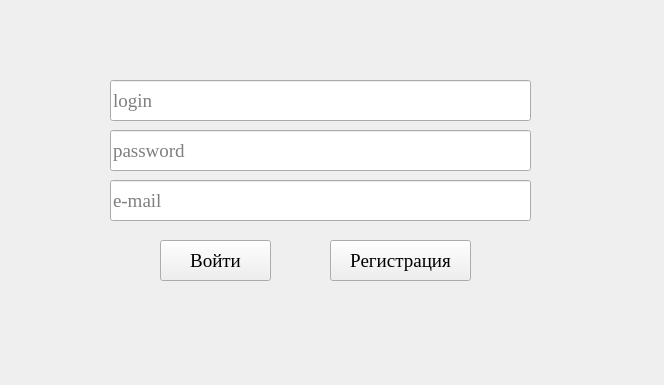
First picture: the form in client/authform.ui, repository goldeneagle101/ProgTechMethods, before the edit.
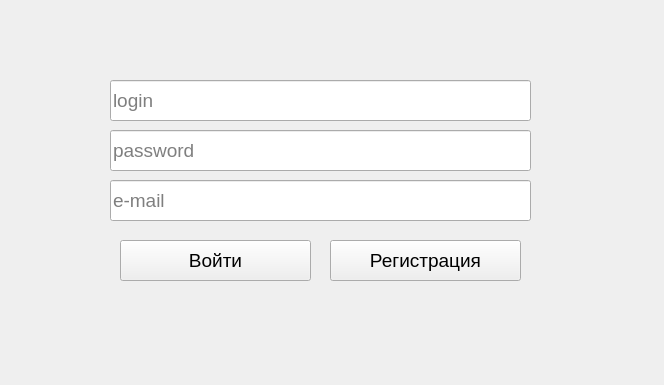
Second picture: the form after the edit.

What changed in the file:
```diff
--- a/client/authform.ui
+++ b/client/authform.ui
@@ -24,7 +24,6 @@
    </property>
    <property name="font">
     <font>
-     <family>Times New Roman</family>
      <pointsize>14</pointsize>
     </font>
    </property>
@@ -43,7 +42,6 @@
    </property>
    <property name="font">
     <font>
-     <family>Times New Roman</family>
      <pointsize>14</pointsize>
     </font>
    </property>
@@ -62,7 +60,6 @@
    </property>
    <property name="font">
     <font>
-     <family>Times New Roman</family>
      <pointsize>14</pointsize>
     </font>
    </property>
@@ -73,15 +70,14 @@
   <widget class="QPushButton" name="enter">
    <property name="geometry">
     <rect>
-     <x>160</x>
+     <x>120</x>
      <y>240</y>
-     <width>111</width>
+     <width>191</width>
      <height>41</height>
     </rect>
    </property>
    <property name="font">
     <font>
-     <family>Times New Roman</family>
      <pointsize>14</pointsize>
     </font>
    </property>
@@ -94,13 +90,12 @@
     <rect>
      <x>330</x>
      <y>240</y>
-     <width>141</width>
+     <width>191</width>
      <height>41</height>
     </rect>
    </property>
    <property name="font">
     <font>
-     <family>Times New Roman</family>
      <pointsize>14</pointsize>
     </font>
    </property>
```
Left out of the diff: 2 changed lines with no effect on the pictures.
